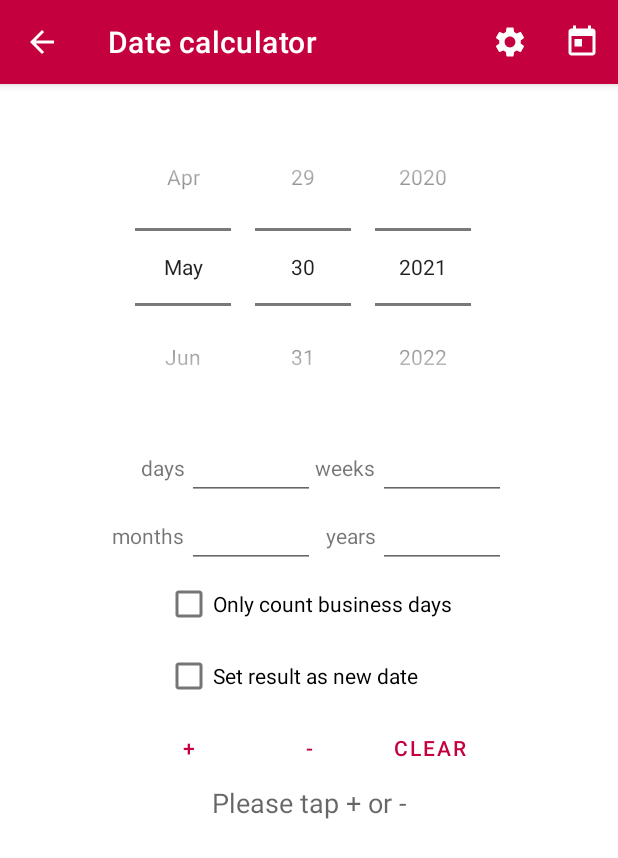
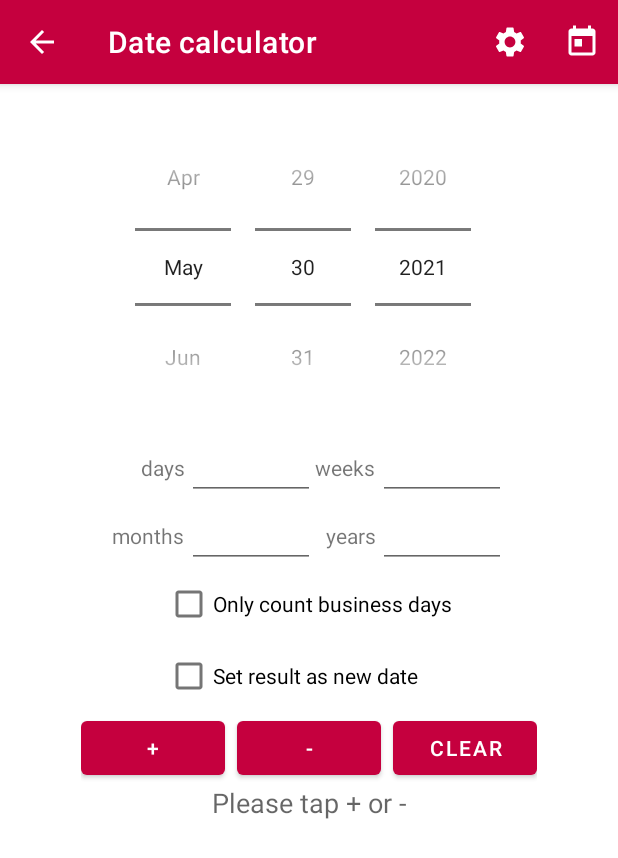
Before and after one commit to tkuenneth/TKWeek, an Android app: the screen it shows after launch (ModuleContainerActivity), after a tap on "Date calculator", on a phone screen of 412 x 824 dp. Shown: the top 858 px of the screen. Run offline under Robolectric (Android 15) with nearby library versions, the phone set to English and light mode, and no system bars.

Commit message:
Layout optimizations

```diff
--- a/app/src/main/res/layout/date_calculator_activity.xml
+++ b/app/src/main/res/layout/date_calculator_activity.xml
@@ -1,8 +1,9 @@
 <?xml version="1.0" encoding="utf-8"?>
 <!--
 	date_calculator_activity.xml
-	TKWeek (c) Thomas Künneth 2009 - 2021
-	Alle Rechte beim Autoren. All rights reserved.
+	TKWeek (c) 2009 - 2020 Thomas Künneth
+	           2021 MATHEMA GmbH
+	All rights reserved.
 -->
 
 <ScrollView xmlns:android="http://schemas.android.com/apk/res/android"
@@ -144,34 +145,36 @@
 
         <RelativeLayout
             android:id="@+id/date_calculator_layout_buttons"
-            android:layout_width="match_parent"
+            android:layout_width="wrap_content"
             android:layout_height="wrap_content"
             android:layout_below="@id/date_calculator_layout_reuse"
-            android:gravity="center_horizontal">
+            android:layout_centerHorizontal="true"
+            android:orientation="horizontal">
+
+            <Button
+                android:id="@+id/date_calculator_add"
+                android:layout_width="wrap_content"
+                android:layout_height="wrap_content"
+                android:ems="6"
+                android:text="@string/add" />
+
+            <Button
+                android:id="@+id/date_calculator_subtract"
+                android:layout_width="wrap_content"
+                android:layout_height="wrap_content"
+                android:layout_marginStart="8dp"
+                android:layout_marginEnd="8dp"
+                android:layout_toEndOf="@id/date_calculator_add"
+                android:ems="6"
+                android:text="@string/subtract" />
 
             <Button
                 android:id="@+id/date_calculator_clear"
-                android:layout_width="80dip"
-                style="?android:attr/buttonBarButtonStyle"
+                android:layout_width="wrap_content"
                 android:layout_height="wrap_content"
-                android:layout_alignParentEnd="true"
+                android:layout_toEndOf="@id/date_calculator_subtract"
+                android:ems="6"
                 android:text="@string/clear" />
-
-            <Button
-                android:id="@+id/date_calculator_subtract"
-                android:layout_width="80dip"
-                style="?android:attr/buttonBarButtonStyle"
-                android:layout_height="wrap_content"
-                android:layout_toStartOf="@id/date_calculator_clear"
-                android:text="@string/subtract" />
-
-            <Button
-                android:id="@+id/date_calculator_add"
-                android:layout_width="80dip"
-                style="?android:attr/buttonBarButtonStyle"
-                android:layout_height="wrap_content"
-                android:layout_toStartOf="@id/date_calculator_subtract"
-                android:text="@string/add" />
 
         </RelativeLayout>
 
--- a/app/src/main/res/layout/week_activity.xml
+++ b/app/src/main/res/layout/week_activity.xml
@@ -1,8 +1,9 @@
 <?xml version="1.0" encoding="utf-8"?>
 <!--
 	week_activity.xml
-	TKWeek (c) Thomas Künneth 2009 - 2021
-	Alle Rechte beim Autoren. All rights reserved.
+	TKWeek (c) 2009 - 2020 Thomas Künneth
+	           2021 MATHEMA GmbH
+	All rights reserved.
 -->
 
 <ScrollView xmlns:android="http://schemas.android.com/apk/res/android"
@@ -48,6 +49,7 @@
                 android:id="@+id/down"
                 android:layout_width="wrap_content"
                 android:layout_height="wrap_content"
+                android:ems="6"
                 android:text="@string/minus" />
 
             <TextView
@@ -65,6 +67,7 @@
                 android:layout_width="wrap_content"
                 android:layout_height="wrap_content"
                 android:layout_toEndOf="@id/week_number"
+                android:ems="6"
                 android:text="@string/plus" />
 
         </RelativeLayout>
```
